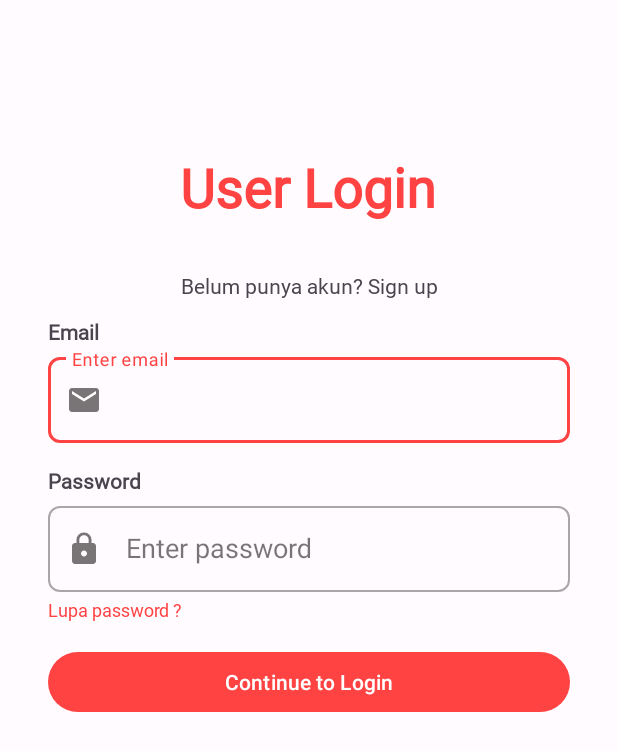
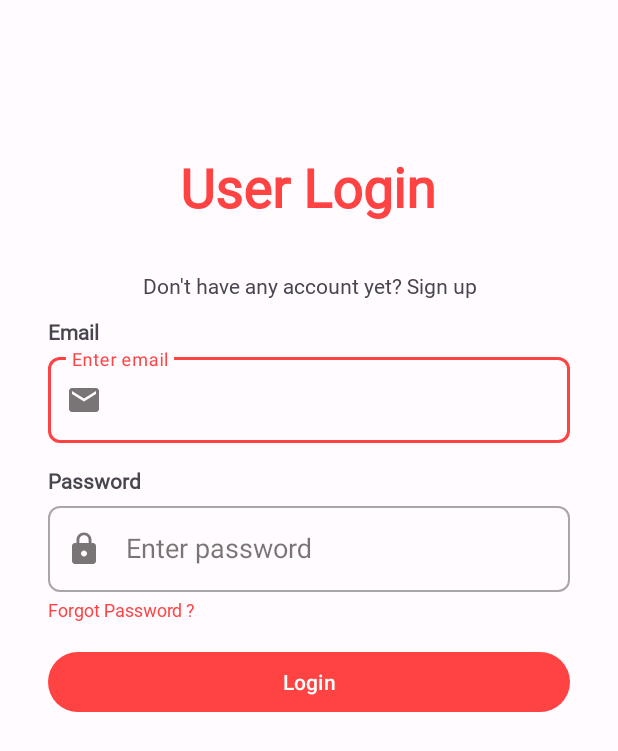
Before and after one commit to Bangkit-Capstone-C23-PS338/modul-MD, an Android app: the LoginActivity screen opened directly, with no data from a screen before it, on a phone screen of 412 x 824 dp. Shown: the top 751 px of the screen. Run offline under Robolectric (Android 15) with nearby library versions, the phone set to English and light mode, and no system bars.

Commit message:
change language and hardcoded string

```diff
--- a/app/src/main/java/com/example/promosee/model/repository/AuthRepository.kt
+++ b/app/src/main/java/com/example/promosee/model/repository/AuthRepository.kt
@@ -10,7 +10,6 @@ import com.example.promosee.model.remote.reponse.LoginResponse
 import com.example.promosee.model.remote.request.User
 import com.example.promosee.model.remote.retrofit.ApiConfig
 import com.example.promosee.model.remote.retrofit.ApiService
-import com.google.gson.annotations.SerializedName
 
 class AuthRepository(
     private val apiService: ApiService, private val pref: UserPreference
--- a/app/src/main/res/layout/activity_login.xml
+++ b/app/src/main/res/layout/activity_login.xml
@@ -11,7 +11,6 @@
         style="?android:attr/progressBarStyle"
         android:layout_width="wrap_content"
         android:layout_height="wrap_content"
-        android:background="@android:color/white"
         android:visibility="gone"
         app:layout_constraintBottom_toBottomOf="parent"
         app:layout_constraintEnd_toEndOf="parent"
@@ -56,7 +55,7 @@
         android:layout_marginStart="32dp"
         android:layout_marginTop="11dp"
         android:fontFamily="@font/josefinsans_semibold"
-        android:text="Email"
+        android:text="@string/tvEmail"
         android:textStyle="bold"
         app:layout_constraintStart_toStartOf="parent"
         app:layout_constraintTop_toBottomOf="@+id/noaccount" />
@@ -157,7 +156,7 @@
         android:layout_marginStart="32dp"
         android:layout_marginEnd="32dp"
         android:layout_height="wrap_content"
-        android:text="@string/continue_button_text"
+        android:text="@string/loginBtn"
         app:layout_constraintEnd_toEndOf="parent"
         app:layout_constraintStart_toStartOf="parent"
         app:layout_constraintTop_toBottomOf="@+id/forgetpass" />
--- a/app/src/main/res/values/strings.xml
+++ b/app/src/main/res/values/strings.xml
@@ -14,8 +14,8 @@
     <string name="emailhint">Enter email</string>
     <string name="password">Password</string>
     <string name="passwordhint">Enter password</string>
-    <string name="no_acc">Belum punya akun? Sign up</string>
-    <string name="forgetpass">Lupa password ?</string>
+    <string name="no_acc">Don\'t have any account yet? Sign up</string>
+    <string name="forgetpass">Forgot Password ?</string>
     <string name="email_empty">email tidak boleh kosong</string>
     <string name="pass_empty">password tidak boleh kosong</string>
     <string name="loginSuccess">Login berhasil</string>
@@ -36,4 +36,6 @@
     <string name="choose_categories">Choose Categories</string>
     <string name="influencer_register">Influencer Register</string>
     <string name="userLogin">User Login</string>
+    <string name="tvEmail">Email</string>
+    <string name="loginBtn">Login</string>
 </resources>
```
